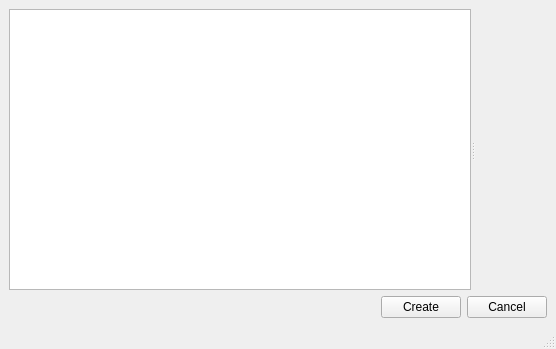
Above: ui/RackCreateDevice.ui from AlexisMrl/HegelLab before the change. Below: the same form after it.
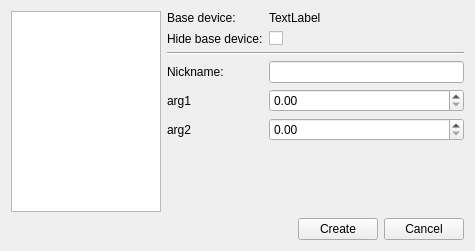
That is the form after the change. Custom widgets are drawn as their Qt base class.

Commit message: [Features] Custom devices, create and config. Dual display.

```diff
--- a/ui/RackCreateDevice.ui
+++ b/ui/RackCreateDevice.ui
@@ -1,50 +1,36 @@
 <?xml version="1.0" encoding="UTF-8"?>
 <ui version="4.0">
- <class>MainWindow</class>
- <widget class="QMainWindow" name="MainWindow">
+ <class>Form</class>
+ <widget class="QWidget" name="Form">
   <property name="geometry">
    <rect>
     <x>0</x>
     <y>0</y>
-    <width>556</width>
-    <height>349</height>
+    <width>475</width>
+    <height>251</height>
    </rect>
   </property>
   <property name="windowTitle">
    <string>MainWindow</string>
   </property>
-  <widget class="QWidget" name="centralwidget">
-   <layout class="QGridLayout" name="gridLayout_2">
+  <layout class="QGridLayout" name="gridLayout">
     <item row="0" column="0">
-     <widget class="QSplitter" name="splitter">
-      <property name="orientation">
-       <enum>Qt::Horizontal</enum>
-      </property>
-      <widget class="QListWidget" name="list"/>
-      <widget class="QWidget" name="verticalLayoutWidget">
-       <layout class="QVBoxLayout" name="verticalLayout">
-        <item>
-         <layout class="QGridLayout" name="grid">
-          <item row="0" column="0">
-           <spacer name="verticalSpacer">
-            <property name="orientation">
-             <enum>Qt::Horizontal</enum>
-            </property>
-            <property name="sizeHint" stdset="0">
+    <widget class="QListWidget" name="list">
+     <property name="sizePolicy">
+      <sizepolicy hsizetype="Fixed" vsizetype="Expanding">
+       <horstretch>0</horstretch>
+       <verstretch>0</verstretch>
+      </sizepolicy>
+     </property>
+     <property name="maximumSize">
              <size>
-              <width>40</width>
-              <height>20</height>
-             </size>
-            </property>
-           </spacer>
-          </item>
-         </layout>
-        </item>
-       </layout>
-      </widget>
-     </widget>
-    </item>
-    <item row="1" column="0">
+       <width>150</width>
+       <height>16777215</height>
+      </size>
+     </property>
+    </widget>
+   </item>
+   <item row="1" column="0" colspan="2">
      <layout class="QHBoxLayout" name="horizontalLayout_2">
       <item>
        <spacer name="horizontalSpacer">
@@ -75,20 +61,84 @@
       </item>
      </layout>
     </item>
-   </layout>
-  </widget>
-  <widget class="QMenuBar" name="menubar">
-   <property name="geometry">
-    <rect>
-     <x>0</x>
-     <y>0</y>
-     <width>556</width>
-     <height>26</height>
-    </rect>
-   </property>
-  </widget>
-  <widget class="QStatusBar" name="statusbar"/>
- </widget>
+   <item row="0" column="1">
+    <layout class="QFormLayout" name="form">
+     <item row="0" column="0">
+      <widget class="QLabel" name="label_4">
+       <property name="text">
+        <string>Base device:</string>
+       </property>
+      </widget>
+     </item>
+     <item row="0" column="1">
+      <widget class="QLabel" name="lbl_base_dev">
+       <property name="text">
+        <string>TextLabel</string>
+       </property>
+      </widget>
+     </item>
+     <item row="3" column="1">
+      <widget class="QLineEdit" name="le_nickname"/>
+     </item>
+     <item row="4" column="0">
+      <widget class="QLabel" name="lbl_arg1">
+       <property name="text">
+        <string>arg1</string>
+       </property>
+      </widget>
+     </item>
+     <item row="4" column="1">
+      <widget class="PyScientificSpinBox" name="sb_arg1"/>
+     </item>
+     <item row="5" column="0">
+      <widget class="QLabel" name="lbl_arg2">
+       <property name="text">
+        <string>arg2</string>
+       </property>
+      </widget>
+     </item>
+     <item row="5" column="1">
+      <widget class="PyScientificSpinBox" name="sb_arg2"/>
+     </item>
+     <item row="3" column="0">
+      <widget class="QLabel" name="label">
+       <property name="text">
+        <string>Nickname:</string>
+       </property>
+      </widget>
+     </item>
+     <item row="1" column="1">
+      <widget class="QCheckBox" name="cb_hide">
+       <property name="text">
+        <string/>
+       </property>
+      </widget>
+     </item>
+     <item row="1" column="0">
+      <widget class="QLabel" name="label_2">
+       <property name="text">
+        <string>Hide base device:</string>
+       </property>
+      </widget>
+     </item>
+     <item row="2" column="0" colspan="2">
+      <widget class="Line" name="line">
+       <property name="orientation">
+        <enum>Qt::Horizontal</enum>
+       </property>
+      </widget>
+     </item>
+    </layout>
+   </item>
+  </layout>
+ </widget>
+ <customwidgets>
+  <customwidget>
+   <class>PyScientificSpinBox</class>
+   <extends>QDoubleSpinBox</extends>
+   <header>pyHegel.gui.ScientificSpinBox</header>
+  </customwidget>
+ </customwidgets>
  <resources/>
  <connections/>
 </ui>
```
Left out of the diff: 2 changed lines with no effect on the pictures. Lines whose indentation alone changed are shown as unchanged. The commit also changes 18 other files.
